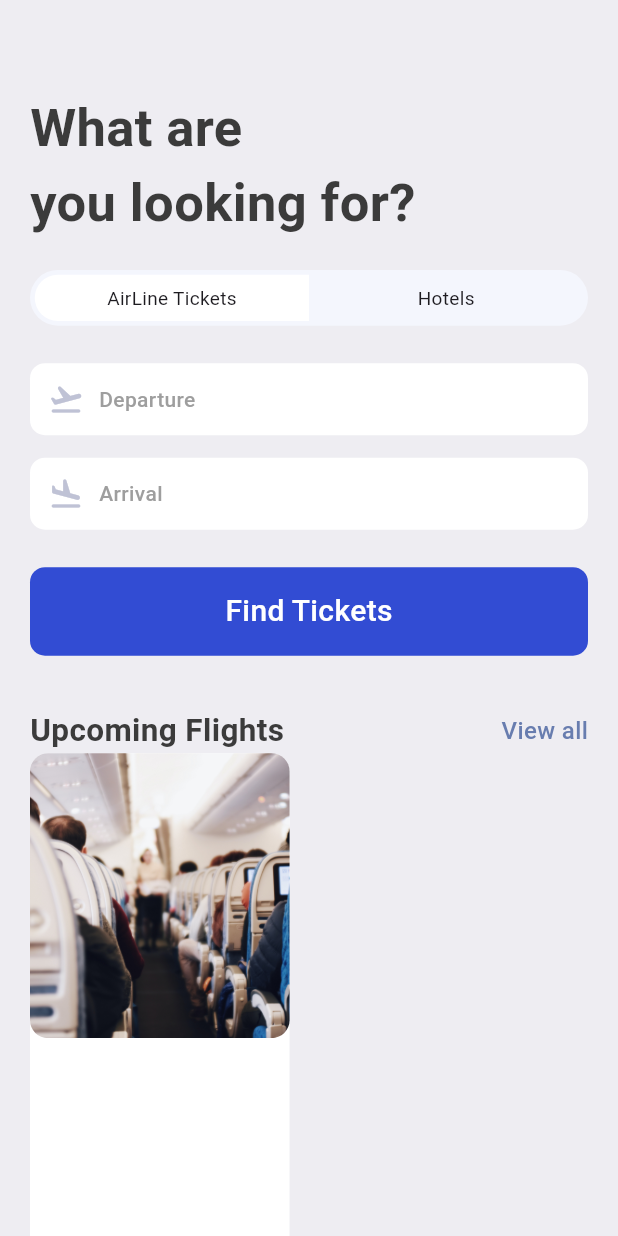
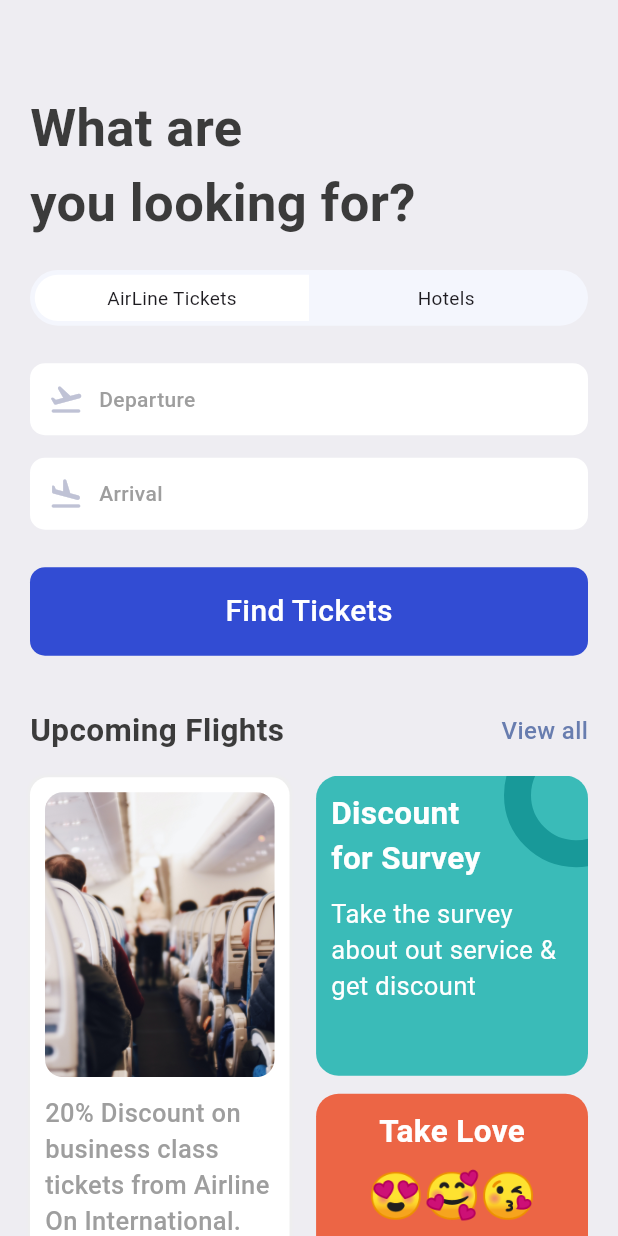
Before and after one commit to Shajjad002/book_tickets, a Flutter app: the SearchScreen screen opened directly, on a phone screen of 412 x 824 dp. Run offline on Flutter 3.47's test engine with Material 3 defaults, Android fonts, the phone set to English and light mode, and no system bars; our stand-ins replace fluentui_icons, gap, get.

Commit message:
Search screen

```diff
--- a/lib/screens/search_screen.dart
+++ b/lib/screens/search_screen.dart
@@ -76,14 +76,24 @@ class SearchScreen extends StatelessWidget {
         ),
           const Gap(35),
           const AppDoubleTextWidget(bigText: "Upcoming Flights", smallText: "View all"),
+          const Gap(15),
       Row(
+        mainAxisAlignment: MainAxisAlignment.spaceBetween,
         children: [
           Container(
-            height:400 ,
+            height:410 ,
             width: size.width*0.42,
+            padding: EdgeInsets.symmetric(horizontal: 10,vertical: 10),
             decoration: BoxDecoration(
               borderRadius: BorderRadius.circular(12),
               color: Colors.white,
+              boxShadow: [
+                BoxShadow(
+                  color: Colors.grey.shade200,
+                  blurRadius: 1,
+                  spreadRadius: 1,
+                ),
+              ],
             ),
             child: Column(
               children: [
@@ -91,16 +101,93 @@ class SearchScreen extends StatelessWidget {
                     height:190,
                   decoration: BoxDecoration(
                       borderRadius: BorderRadius.circular(12),
-                      image: DecorationImage(
+                      image: const DecorationImage(
                           fit: BoxFit.cover,
                           image: AssetImage(
                               "assets/images/sit.jpg"
                           )
                       )
-                  )
-                )
+                  ),
+                ),
+                Gap(12),
+                Text(
+                  "20% Discount on business class tickets from Airline On International.",
+                  style: Styles.headLineStyle3,
+                ),
               ],
             ),
+          ),
+          Column(
+            children: [
+              Stack(
+                children: [
+                  Container(
+                    width: size.width*0.44,
+                    height: 200,
+                    decoration: BoxDecoration(
+                      borderRadius: BorderRadius.circular(15),
+                      color: Color(0xFF3ABBB8),
+                    ),
+                    padding: EdgeInsets.symmetric(horizontal: 10,vertical: 10),
+                    child: Column(
+                      crossAxisAlignment: CrossAxisAlignment.start,
+                      children: [
+                        Text("Discount\nfor Survey",style: Styles.headLineStyle2.copyWith(fontWeight: FontWeight.bold, color: Colors.white,)),
+                        Gap(10),
+                        Text("Take the survey about out service & get discount",style: Styles.headLineStyle3.copyWith(fontWeight: FontWeight.w400, color: Colors.white)),
+                      ],
+                    ),
+                  ),
+                  Positioned(
+                    right: -40,
+                    top: -35,
+                    child: Container(
+                    padding: EdgeInsets.all(30),
+                    decoration: BoxDecoration(
+                      shape: BoxShape.circle,
+                      border: Border.all(width: 18,color: Color(0xFF189999)),
+                      color: Colors.transparent,
+                    ),
+                  ),
+                  ),
+                ],
+              ),
+              Gap(12),
+              Container(
+                width: size.width*0.44,
+                height: 200,
+                decoration: BoxDecoration(
+                  borderRadius: BorderRadius.circular(15),
+                  color: Color(0xFFEC6545),
+                ),
+                padding: EdgeInsets.symmetric(horizontal: 10,vertical: 10),
+                child: Column(
+                  //crossAxisAlignment: CrossAxisAlignment.start,
+                  children: [
+                    Text("Take Love",style: Styles.headLineStyle2.copyWith(fontWeight: FontWeight.bold, color: Colors.white,)),
+                    Gap(10),
+                    RichText(
+                        text: const TextSpan(
+                          children: [
+                            TextSpan(
+                              text: '😍',
+                              style: TextStyle(fontSize: 30),
+                            ),
+                            TextSpan(
+                              text: '🥰',
+                              style: TextStyle(fontSize: 30),
+                            ),
+                            TextSpan(
+                              text: '😘',
+                              style: TextStyle(fontSize: 30),
+                            ),
+                          ]
+                        )
+                    ),
+                  ],
+                ),
+              ),
+            ],
           )
         ],
       )
```
